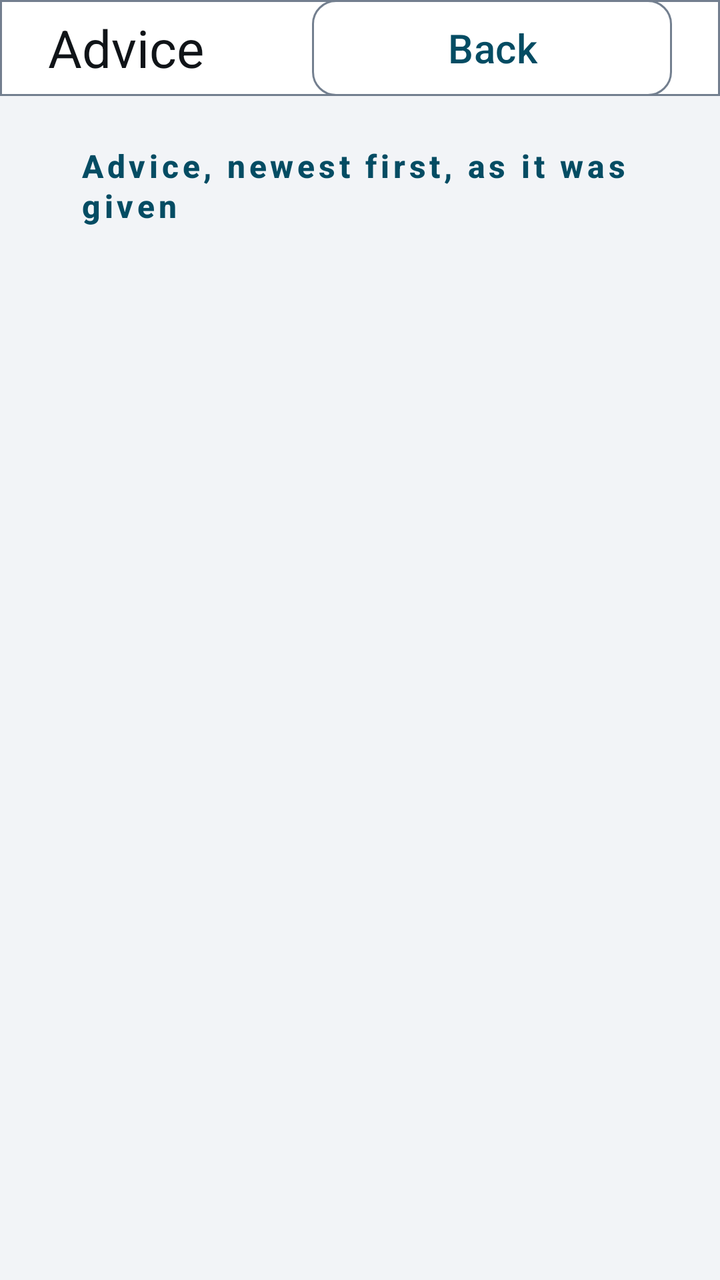
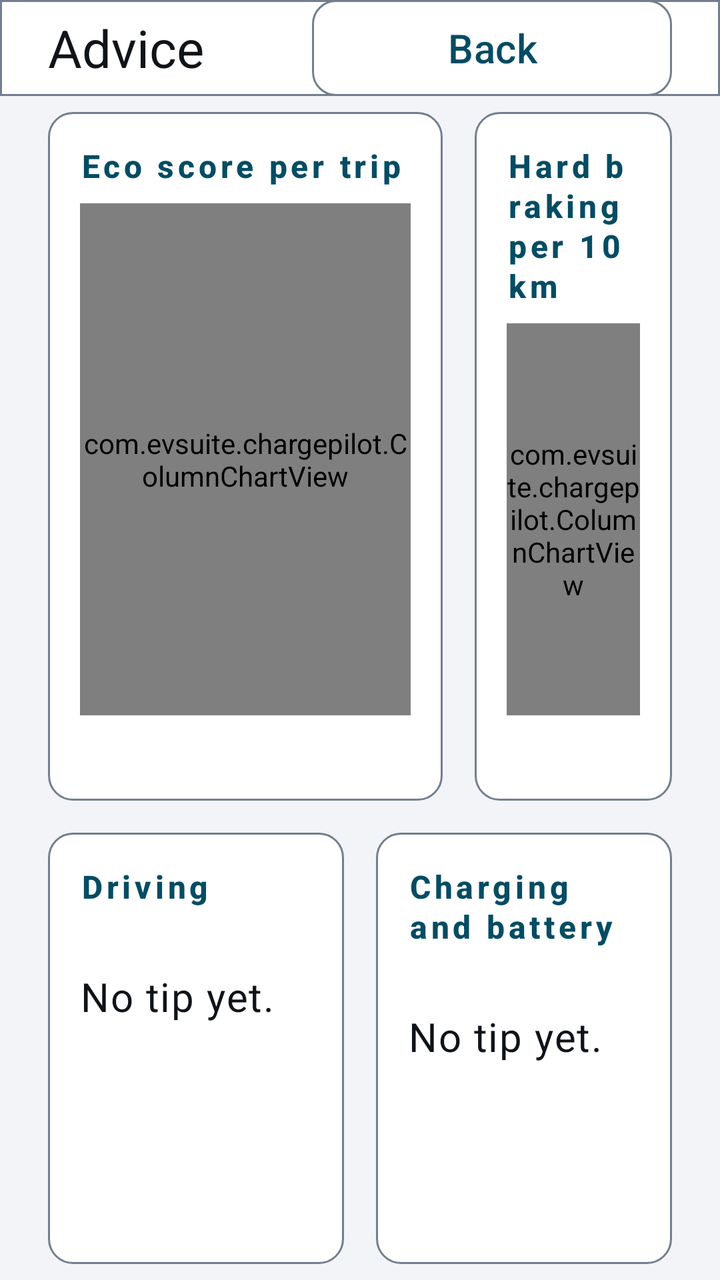

Two renders of the same Android screen: before a commit and after it. Below are the layout's source before the change and the commit's diff.
<!-- AndroidManifest.xml: application theme Theme.EVChargePilot -->
<!-- res/layout/activity_advice_history.xml -->
<?xml version="1.0" encoding="utf-8"?>
<LinearLayout xmlns:android="http://schemas.android.com/apk/res/android"
    android:layout_width="match_parent"
    android:layout_height="match_parent"
    android:orientation="vertical">

    <LinearLayout
        android:layout_width="match_parent"
        android:layout_height="@dimen/chargepilot_bar_height"
        android:background="@drawable/bg_topbar"
        android:gravity="center_vertical"
        android:orientation="horizontal"
        android:paddingStart="@dimen/spacing_lg"
        android:paddingEnd="@dimen/spacing_lg">

        <TextView
            android:layout_width="0dp"
            android:layout_height="wrap_content"
            android:layout_weight="1"
            android:text="@string/advice_history_title"
            android:textAppearance="@style/Text.EV.Title" />

        <com.google.android.material.button.MaterialButton
            android:id="@+id/backAction"
            style="@style/Widget.EV.Button.Outlined"
            android:layout_width="180dp"
            android:layout_height="match_parent"
            android:insetTop="0dp"
            android:insetBottom="0dp"
            android:text="@string/action_back" />
    </LinearLayout>

    <ScrollView
        style="@style/Widget.EV.Readout"
        android:layout_width="match_parent"
        android:layout_height="0dp"
        android:layout_weight="1"
        android:layout_marginStart="@dimen/spacing_lg"
        android:layout_marginTop="@dimen/chargepilot_bar_gap"
        android:layout_marginEnd="@dimen/spacing_lg"
        android:layout_marginBottom="@dimen/spacing_lg"
        android:padding="@dimen/spacing_md">

        <LinearLayout
            android:layout_width="match_parent"
            android:layout_height="wrap_content"
            android:orientation="vertical">

            <TextView
                style="@style/Text.EV.ReadoutLabel"
                android:text="@string/advice_history_list" />

            <LinearLayout
                android:id="@+id/adviceRows"
                android:layout_width="match_parent"
                android:layout_height="wrap_content"
                android:orientation="vertical" />

            <TextView
                android:id="@+id/adviceEmpty"
                android:layout_width="match_parent"
                android:layout_height="wrap_content"
                android:text="@string/advice_history_empty"
                android:textAppearance="@style/Text.EV.Secondary"
                android:visibility="gone" />
        </LinearLayout>
    </ScrollView>
</LinearLayout>
<!-- resources referenced by this layout -->
<resources>
  <dimen name="chargepilot_bar_gap">@dimen/spacing_sm</dimen>
  <dimen name="chargepilot_bar_height">48dp</dimen>
  <dimen name="spacing_lg">24dp</dimen>
  <dimen name="spacing_md">16dp</dimen>
  <!-- drawable bg_topbar (drawable) -->
  <?xml version="1.0" encoding="utf-8"?>
  <shape xmlns:android="http://schemas.android.com/apk/res/android" android:shape="rectangle">
      <solid android:color="@color/ev_surface" />
      <stroke android:width="1dp" android:color="@color/ev_outline" />
  </shape>
  <string name="action_back">Back</string>
  <string name="advice_history_empty">No advice given yet. The trip-end line and what changes in the battery analyses from one day to the next are kept here.</string>
  <string name="advice_history_list">Advice, newest first, as it was given</string>
  <string name="advice_history_title">Advice</string>
  <style name="Text.EV.ReadoutLabel" parent="Text.EV.SectionHeader">
          <item name="android:layout_width">wrap_content</item>
          <item name="android:layout_height">wrap_content</item>
      </style>
  <style name="Text.EV.Secondary" parent="TextAppearance.Material3.BodyMedium">
          <item name="android:textSize">@dimen/text_secondary</item>
          <item name="android:textColor">@color/ev_text_secondary</item>
      </style>
  <style name="Text.EV.Title" parent="TextAppearance.Material3.TitleLarge">
          <item name="android:textSize">@dimen/text_title</item>
          <item name="android:textColor">@color/ev_text_primary</item>
      </style>
  <style name="Widget.EV.Readout" parent="">
          <item name="android:layout_width">0dp</item>
          <item name="android:layout_height">match_parent</item>
          <item name="android:gravity">center_vertical</item>
          <item name="android:orientation">vertical</item>
          <item name="android:padding">@dimen/spacing_md</item>
      </style>
  <dimen name="spacing_sm">8dp</dimen>
  <color name="ev_surface">#FFFFFFFF</color>
  <color name="ev_outline">#FF737F8F</color>
  <dimen name="text_secondary">17sp</dimen>
  <color name="ev_text_secondary">#FF414B55</color>
  <dimen name="text_title">26sp</dimen>
  <color name="ev_text_primary">#FF101418</color>
  <style name="ShapeAppearanceOverlay.EV.Button" parent="">
          <item name="cornerSize">@dimen/ev_corner</item>
      </style>
  <dimen name="touch_target">72dp</dimen>
  <dimen name="text_body">20sp</dimen>
  <color name="ev_accent">#FF044C63</color>
  <color name="ev_on_accent">#FFFFFFFF</color>
  <color name="ev_surface_raised">#FFE4E8ED</color>
  <color name="ev_background">#FFF2F4F7</color>
  <color name="ev_error">#FF8F0F18</color>
  <style name="ThemeOverlay.EVChargePilot.Dialog" parent="ThemeOverlay.EV.Dialog">
          <item name="materialAlertDialogTitleTextStyle">@style/EVChargePilot.Dialog.Title</item>
          <item name="materialAlertDialogBodyTextStyle">@style/EVChargePilot.Dialog.Body</item>
      </style>
  <dimen name="text_label">16sp</dimen>
  <dimen name="ev_corner">12dp</dimen>
  <style name="EVChargePilot.Dialog.Title" parent="MaterialAlertDialog.Material3.Title.Text">
          <item name="android:textSize">@dimen/text_title</item>
          <item name="android:textColor">@color/ev_text_primary</item>
      </style>
  <style name="EVChargePilot.Dialog.Body" parent="MaterialAlertDialog.Material3.Body.Text">
          <item name="android:textSize">@dimen/text_secondary</item>
          <item name="android:textColor">@color/ev_text_primary</item>
          <item name="android:lineSpacingMultiplier">1.2</item>
      </style>
  <!-- unchanged entries left out for length: 5 -->
</resources>

<!-- the commit's change to res/layout/activity_advice_history.xml (unified diff, before → after) -->
@@ -30,39 +30,155 @@
             android:text="@string/action_back" />
     </LinearLayout>
 
-    <ScrollView
-        style="@style/Widget.EV.Readout"
+    <LinearLayout
         android:layout_width="match_parent"
         android:layout_height="0dp"
         android:layout_weight="1"
-        android:layout_marginStart="@dimen/spacing_lg"
-        android:layout_marginTop="@dimen/chargepilot_bar_gap"
-        android:layout_marginEnd="@dimen/spacing_lg"
-        android:layout_marginBottom="@dimen/spacing_lg"
-        android:padding="@dimen/spacing_md">
+        android:orientation="vertical"
+        android:paddingStart="@dimen/spacing_lg"
+        android:paddingTop="@dimen/chargepilot_bar_gap"
+        android:paddingEnd="@dimen/spacing_lg"
+        android:paddingBottom="@dimen/spacing_sm">
 
         <LinearLayout
             android:layout_width="match_parent"
-            android:layout_height="wrap_content"
-            android:orientation="vertical">
+            android:layout_height="0dp"
+            android:layout_weight="1.6"
+            android:baselineAligned="false"
+            android:orientation="horizontal">
+
+        <LinearLayout
+            android:layout_width="0dp"
+            android:layout_height="match_parent"
+            android:layout_weight="2"
+            android:background="@drawable/bg_card"
+            android:orientation="vertical"
+            android:padding="@dimen/spacing_md">
 
             <TextView
                 style="@style/Text.EV.ReadoutLabel"
-                android:text="@string/advice_history_list" />
+                android:text="@string/advice_scores_title" />
 
-            <LinearLayout
-                android:id="@+id/adviceRows"
+            <com.evsuite.chargepilot.ColumnChartView
+                android:id="@+id/scoreColumns"
+                android:layout_width="match_parent"
+                android:layout_height="0dp"
+                android:layout_marginTop="@dimen/spacing_sm"
+                android:layout_weight="1"
+                android:importantForAccessibility="no" />
+
+            <TextView
+                android:id="@+id/scoreLegend"
                 android:layout_width="match_parent"
                 android:layout_height="wrap_content"
-                android:orientation="vertical" />
+                android:layout_marginTop="@dimen/spacing_xs"
+                android:ellipsize="end"
+                android:fontFeatureSettings="tnum"
+                android:maxLines="1"
+                android:textAppearance="@style/Text.EV.Secondary" />
+        </LinearLayout>
+
+        <LinearLayout
+            android:layout_width="0dp"
+            android:layout_height="match_parent"
+            android:layout_weight="1"
+            android:layout_marginStart="@dimen/spacing_md"
+            android:background="@drawable/bg_card"
+            android:orientation="vertical"
+            android:padding="@dimen/spacing_md">
 
             <TextView
-                android:id="@+id/adviceEmpty"
+                style="@style/Text.EV.ReadoutLabel"
+                android:text="@string/advice_braking_title" />
+
+            <com.evsuite.chargepilot.ColumnChartView
+                android:id="@+id/brakingColumns"
+                android:layout_width="match_parent"
+                android:layout_height="0dp"
+                android:layout_marginTop="@dimen/spacing_sm"
+                android:layout_weight="1"
+                android:importantForAccessibility="no" />
+
+            <TextView
+                android:id="@+id/brakingLegend"
                 android:layout_width="match_parent"
                 android:layout_height="wrap_content"
-                android:text="@string/advice_history_empty"
-                android:textAppearance="@style/Text.EV.Secondary"
-                android:visibility="gone" />
+                android:layout_marginTop="@dimen/spacing_xs"
+                android:ellipsize="end"
+                android:fontFeatureSettings="tnum"
+                android:maxLines="1"
+                android:textAppearance="@style/Text.EV.Secondary" />
         </LinearLayout>
-    </ScrollView>
+        </LinearLayout>
+
+        <LinearLayout
+            android:layout_width="match_parent"
+            android:layout_height="0dp"
+            android:layout_marginTop="@dimen/spacing_md"
+            android:layout_weight="1"
+            android:baselineAligned="false"
+            android:orientation="horizontal">
+
+        <LinearLayout
+            android:layout_width="0dp"
+            android:layout_height="match_parent"
+            android:layout_weight="1"
+            android:background="@drawable/bg_card"
+            android:orientation="vertical"
+            android:padding="@dimen/spacing_md">
+
+            <TextView
+                style="@style/Text.EV.ReadoutLabel"
+                android:text="@string/advice_driving_title" />
+
+            <TextView
+                android:id="@+id/drivingDate"
+                android:layout_width="match_parent"
+                android:layout_height="wrap_content"
+                android:layout_marginTop="@dimen/spacing_xs"
+                android:textAppearance="@style/Text.EV.Secondary" />
+
+            <TextView
+                android:id="@+id/drivingTip"
+                android:layout_width="match_parent"
+                android:layout_height="wrap_content"
+                android:layout_marginTop="@dimen/spacing_xs"
+                android:ellipsize="end"
+                android:maxLines="3"
+                android:text="@string/advice_none"
+                android:textAppearance="@style/Text.EV.Body" />
+        </LinearLayout>
+
+        <LinearLayout
+            android:layout_width="0dp"
+            android:layout_height="match_parent"
+            android:layout_weight="1"
+            android:layout_marginStart="@dimen/spacing_md"
+            android:background="@drawable/bg_card"
+            android:orientation="vertical"
+            android:padding="@dimen/spacing_md">
+
+            <TextView
+                style="@style/Text.EV.ReadoutLabel"
+                android:text="@string/advice_charge_title" />
+
+            <TextView
+                android:id="@+id/chargeDate"
+                android:layout_width="match_parent"
+                android:layout_height="wrap_content"
+                android:layout_marginTop="@dimen/spacing_xs"
+                android:textAppearance="@style/Text.EV.Secondary" />
+
+            <TextView
+                android:id="@+id/chargeTip"
+                android:layout_width="match_parent"
+                android:layout_height="wrap_content"
+                android:layout_marginTop="@dimen/spacing_xs"
+                android:ellipsize="end"
+                android:maxLines="3"
+                android:text="@string/advice_none"
+                android:textAppearance="@style/Text.EV.Body" />
+        </LinearLayout>
+        </LinearLayout>
+    </LinearLayout>
 </LinearLayout>
<!-- resource entries referenced after the edit -->
@@ -11,9 +11,16 @@
       <stroke android:width="1dp" android:color="@color/ev_outline" />
   </shape>
   <string name="action_back">Back</string>
-  <string name="advice_history_empty">No advice given yet. The trip-end line and what changes in the battery analyses from one day to the next are kept here.</string>
-  <string name="advice_history_list">Advice, newest first, as it was given</string>
+  <string name="advice_braking_title">Hard braking per 10 km</string>
+  <string name="advice_charge_title">Charging and battery</string>
+  <string name="advice_driving_title">Driving</string>
   <string name="advice_history_title">Advice</string>
+  <string name="advice_none">No tip yet.</string>
+  <string name="advice_scores_title">Eco score per trip</string>
+  <style name="Text.EV.Body" parent="TextAppearance.Material3.BodyLarge">
+          <item name="android:textSize">@dimen/text_body</item>
+          <item name="android:textColor">@color/ev_text_primary</item>
+      </style>
   <style name="Text.EV.ReadoutLabel" parent="Text.EV.SectionHeader">
           <item name="android:layout_width">wrap_content</item>
           <item name="android:layout_height">wrap_content</item>
@@ -26,14 +33,15 @@
           <item name="android:textSize">@dimen/text_title</item>
           <item name="android:textColor">@color/ev_text_primary</item>
       </style>
-  <style name="Widget.EV.Readout" parent="">
-          <item name="android:layout_width">0dp</item>
-          <item name="android:layout_height">match_parent</item>
-          <item name="android:gravity">center_vertical</item>
-          <item name="android:orientation">vertical</item>
-          <item name="android:padding">@dimen/spacing_md</item>
-      </style>
   <dimen name="spacing_sm">8dp</dimen>
+  <dimen name="spacing_xs">4dp</dimen>
+  <!-- drawable bg_card (drawable) -->
+  <?xml version="1.0" encoding="utf-8"?>
+  <shape xmlns:android="http://schemas.android.com/apk/res/android" android:shape="rectangle">
+      <solid android:color="@color/ev_surface" />
+      <stroke android:width="1dp" android:color="@color/ev_outline" />
+      <corners android:radius="@dimen/ev_corner" />
+  </shape>
   <color name="ev_surface">#FFFFFFFF</color>
   <color name="ev_outline">#FF737F8F</color>
   <dimen name="text_secondary">17sp</dimen>
